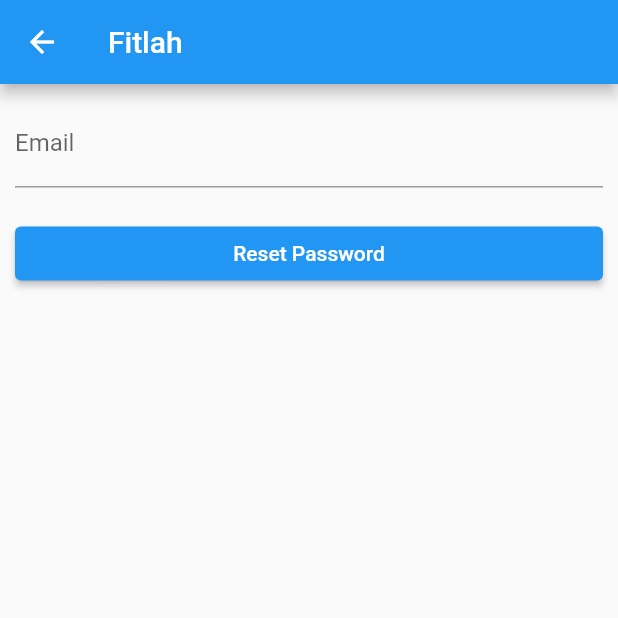
After one commit to shantatei/fitlah, a Flutter app: the LoginSignupScreen screen opened by its route, after a tap on the "arrow forward" icon, after a tap on "LOGIN", after a tap on "Forget Password", on a phone screen of 412 x 824 dp, the top half of it. The commit adds this screen. Run offline on Flutter 3.47's test engine with Material 2 defaults, Android fonts, the light colour scheme and no system bars; our stand-ins replace bottom_navy_bar, cloud_firestore, firebase_auth, firebase_core, firebase_database, fl_chart; accounts and stored records are empty.

Commit message:
added firebase authentication

```diff
--- a/lib/main.dart
+++ b/lib/main.dart
@@ -1,8 +1,11 @@
 import 'package:bottom_navy_bar/bottom_navy_bar.dart';
+import 'package:firebase_auth/firebase_auth.dart';
 import 'package:firebase_core/firebase_core.dart';
 import 'package:fitlah/screens/home.dart';
 import 'package:fitlah/screens/login_signup.dart';
 import 'package:fitlah/screens/profile.dart';
+import 'package:fitlah/screens/reset_password.dart';
+import 'package:fitlah/services/auth_service.dart';
 import 'package:flutter/material.dart';
 
 void main() async {
@@ -12,14 +15,32 @@
 }
 
 class MyApp extends StatelessWidget {
+  AuthService authService = AuthService();
+
   @override
   Widget build(BuildContext context) {
-    return MaterialApp(
-        theme: ThemeData(
-          primarySwatch: Colors.blue,
-        ),
-        home: MainScreen(),
-        debugShowCheckedModeBanner: false);
+    return StreamBuilder<User?>(
+        stream: authService.getAuthUser(),
+        builder: (context, snapshot) {
+          return MaterialApp(
+              theme: ThemeData(
+                primarySwatch: Colors.blue,
+              ),
+              home: snapshot.connectionState == ConnectionState.waiting
+                  ? Center(child: CircularProgressIndicator())
+                  : snapshot.hasData
+                      ? MainScreen()
+                      : LoginSignupScreen(),
+              routes: {
+                LoginSignupScreen.routeName: (_) {
+                  return LoginSignupScreen();
+                },
+                ResetPasswordScreen.routeName: (_) {
+                  return ResetPasswordScreen();
+                },
+              },
+              debugShowCheckedModeBanner: false);
+        });
   }
 }
 
@@ -44,62 +65,84 @@
     super.dispose();
   }
 
+  AuthService authService = AuthService();
+  logOut() {
+    return authService.logOut().then((value) {
+      FocusScope.of(context).unfocus();
+      ScaffoldMessenger.of(context).hideCurrentSnackBar();
+      ScaffoldMessenger.of(context).showSnackBar(SnackBar(
+        content: Text('Logout successfully!'),
+      ));
+    }).catchError((error) {
+      FocusScope.of(context).unfocus();
+      String message = error.toString();
+      ScaffoldMessenger.of(context).hideCurrentSnackBar();
+      ScaffoldMessenger.of(context).showSnackBar(SnackBar(
+        content: Text(message),
+      ));
+    });
+  }
+
   @override
   Widget build(BuildContext context) {
     return Scaffold(
-      // appBar: AppBar(title: Text("Fitlah")),
-      body: LoginSignupScreen(),
-      // body: SizedBox.expand(
-      //   child: PageView(
-      //     controller: _pageController,
-      //     onPageChanged: (index) {
-      //       setState(() => _currentIndex = index);
-      //     },
-      //     children: <Widget>[
-      //       Container(
-      //         child: Home(),
-      //       ),
-      //       Container(
-      //         child: LoginSignupScreen(),
-      //       ),
-      //       Container(
-      //         color: Colors.green,
-      //       ),
-      //       Container(
-      //         child: Profile(),
-      //       ),
-      //     ],
-      //   ),
-      // ),
-      // bottomNavigationBar: BottomNavyBar(
-      //   selectedIndex: _currentIndex,
-      //   onItemSelected: (index) {
-      //     setState(() => _currentIndex = index);
-      //     _pageController.jumpToPage(index);
-      //   },
-      //   items: <BottomNavyBarItem>[
-      //     BottomNavyBarItem(
-      //       title: Text('Home'),
-      //       icon: Icon(Icons.home),
-      //       activeColor: Color.fromARGB(255, 250, 25, 209),
-      //     ),
-      //     BottomNavyBarItem(
-      //       title: Text('Item Two'),
-      //       icon: Icon(Icons.apps),
-      //       activeColor: Colors.red,
-      //     ),
-      //     BottomNavyBarItem(
-      //       title: Text('Item Three'),
-      //       icon: Icon(Icons.chat_bubble),
-      //       activeColor: Colors.green,
-      //     ),
-      //     BottomNavyBarItem(
-      //       title: Text('Profile'),
-      //       icon: Icon(Icons.settings),
-      //       activeColor: Colors.blue,
-      //     ),
-      //   ],
-      // ),
+      appBar: AppBar(
+        title: Text("Fitlah"),
+        actions: [
+          IconButton(onPressed: () => logOut(), icon: Icon(Icons.logout))
+        ],
+      ),
+      body: SizedBox.expand(
+        child: PageView(
+          controller: _pageController,
+          onPageChanged: (index) {
+            setState(() => _currentIndex = index);
+          },
+          children: <Widget>[
+            Container(
+              child: Home(),
+            ),
+            Container(
+              color: Colors.red,
+            ),
+            Container(
+              color: Colors.green,
+            ),
+            Container(
+              child: Profile(),
+            ),
+          ],
+        ),
+      ),
+      bottomNavigationBar: BottomNavyBar(
+        selectedIndex: _currentIndex,
+        onItemSelected: (index) {
+          setState(() => _currentIndex = index);
+          _pageController.jumpToPage(index);
+        },
+        items: <BottomNavyBarItem>[
+          BottomNavyBarItem(
+            title: Text('Home'),
+            icon: Icon(Icons.home),
+            activeColor: Color.fromARGB(255, 250, 25, 209),
+          ),
+          BottomNavyBarItem(
+            title: Text('Item Two'),
+            icon: Icon(Icons.apps),
+            activeColor: Colors.red,
+          ),
+          BottomNavyBarItem(
+            title: Text('Item Three'),
+            icon: Icon(Icons.chat_bubble),
+            activeColor: Colors.green,
+          ),
+          BottomNavyBarItem(
+            title: Text('Profile'),
+            icon: Icon(Icons.settings),
+            activeColor: Colors.blue,
+          ),
+        ],
+      ),
     );
   }
 }
--- a/lib/screens/home.dart
+++ b/lib/screens/home.dart
@@ -1,4 +1,5 @@
 import 'package:fitlah/screens/day-view/day-view.dart';
+import 'package:fitlah/services/auth_service.dart';
 import 'package:flutter/material.dart';
 
 class Home extends StatefulWidget {
@@ -37,6 +38,7 @@
 
   @override
   Widget build(BuildContext context) {
+    AuthService authService = AuthService();
     final ButtonStyle buttonStyle =
         ElevatedButton.styleFrom(textStyle: const TextStyle(fontSize: 20));
 
@@ -44,8 +46,8 @@
         body: new Column(
       children: <Widget>[
         new ListTile(
-            leading: const Icon(Icons.food_bank),
-            title: new Text("Welcome To Calorie Tracker App!",
+            title: new Text(
+                "Hello " + authService.getCurrentUser()!.email! + "!",
                 textAlign: TextAlign.center,
                 style: const TextStyle(fontWeight: FontWeight.bold))),
         new ElevatedButton(
--- a/lib/screens/login_signup.dart
+++ b/lib/screens/login_signup.dart
@@ -1,24 +1,93 @@
+import 'package:fitlah/screens/reset_password.dart';
+import 'package:fitlah/services/auth_service.dart';
 import 'package:fitlah/utils/theme_colors.dart';
 import 'package:flutter/material.dart';
 
 class LoginSignupScreen extends StatefulWidget {
+  static String routeName = '/auth';
   @override
   State<LoginSignupScreen> createState() => _LoginSignupScreenState();
 }
 
 class _LoginSignupScreenState extends State<LoginSignupScreen> {
+  String? email;
+  String? password;
+  String? confirmPassword;
+
+  AuthService authService = AuthService();
   var form = GlobalKey<FormState>();
   bool isMale = true;
   bool isSignupScreen = true;
   bool isRememberMe = false;
 
-  checkFormValid() {
+  // checkFormValid() {
+  //   bool isValid = form.currentState!.validate();
+  //   if (isValid) {
+  //     form.currentState!.save();
+  //     return true;
+  //   }
+  //   return false;
+  // }
+  register() {
     bool isValid = form.currentState!.validate();
+
     if (isValid) {
       form.currentState!.save();
-      return true;
+
+      if (password != confirmPassword) {
+        FocusScope.of(context).unfocus();
+        ScaffoldMessenger.of(context).hideCurrentSnackBar();
+        ScaffoldMessenger.of(context).showSnackBar(SnackBar(
+          content: Text('Password and Confirm Password does not match!'),
+        ));
+      }
+
+      AuthService authService = AuthService();
+
+      return authService.register(email, password).then((value) {
+        FocusScope.of(context).unfocus();
+        ScaffoldMessenger.of(context).hideCurrentSnackBar();
+        ScaffoldMessenger.of(context).showSnackBar(SnackBar(
+          content: Text('User Registered successfully!'),
+        ));
+      }).catchError((error) {
+        FocusScope.of(context).unfocus();
+        String message = error.toString().contains('] ')
+            ? error.toString().split('] ')[1]
+            : 'An error has occurred.';
+        ScaffoldMessenger.of(context).hideCurrentSnackBar();
+        ScaffoldMessenger.of(context).showSnackBar(SnackBar(
+          content: Text(message),
+        ));
+      });
     }
-    return false;
+  }
+
+  login() {
+    bool isValid = form.currentState!.validate();
+
+    if (isValid) {
+      form.currentState!.save();
+
+      AuthService authService = AuthService();
+
+      return authService.login(email, password).then((value) {
+        FocusScope.of(context).unfocus();
+        ScaffoldMessenger.of(context).hideCurrentSnackBar();
+        ScaffoldMessenger.of(context).showSnackBar(SnackBar(
+          content: Text('Login successfully!'),
+        ));
+      }).catchError((error) {
+        FocusScope.of(context).unfocus();
+        String message = error.toString().contains('] ')
+            ? error.toString().split('] ')[1]
+            : 'An error has occurred.';
+        ScaffoldMessenger.of(context).hideCurrentSnackBar();
+        ScaffoldMessenger.of(context).showSnackBar(SnackBar(
+          content: Text(message),
+        ));
+      });
+    }
   }
 
   @override
@@ -190,7 +259,10 @@
             Align(
               alignment: Alignment.centerRight,
               child: TextButton(
-                  onPressed: () {},
+                  onPressed: () {
+                    Navigator.of(context)
+                        .pushNamed(ResetPasswordScreen.routeName);
+                  },
                   child: Text(
                     "Forget Password",
                     style: TextStyle(fontSize: 12, color: Color(textColor1)),
@@ -208,9 +280,10 @@
       child: Form(
         key: form,
         child: Column(children: [
-          buildTextField(Icons.person, "Username", false, false),
+          // buildTextField(Icons.person, "Username", false, false),
           buildTextField(Icons.email, "Email", false, true),
           buildTextField(Icons.lock, "Password", true, false),
+          buildTextField(Icons.lock, "Confirm Password", true, false),
           Padding(
             padding: const EdgeInsets.only(top: 10, left: 10),
             child: Row(
@@ -336,10 +409,10 @@
                         ]),
                     child: IconButton(
                       onPressed: () {
-                        if (checkFormValid()) {
-                          ScaffoldMessenger.of(context).showSnackBar(SnackBar(
-                            content: Text('Validated Successfully'),
-                          ));
+                        if (isSignupScreen) {
+                          register();
+                        } else {
+                          login();
                         }
                       },
                       icon: const Icon(Icons.arrow_forward),
@@ -380,10 +453,38 @@
               borderRadius: BorderRadius.all(Radius.circular(35.0))),
         ),
         validator: (value) {
-          if (value == null || value.isEmpty) {
-            return "Please enter a key ";
+          if (isPassword) {
+            if (value == null || value.isEmpty) {
+              return "Please provide a password ";
+            } else if (value.length < 6)
+              return 'Password must be at least 6 characters.';
+            else
+              return null;
+          } else if (isEmail) {
+            if (value == null || value.isEmpty) {
+              return "Please enter an email address ";
+            } else if (!value.contains('@'))
+              return "Please provide a valid email address.";
+            else
+              return null;
           }
-          return null;
+          // } else {
+          //   if (value == null || value.isEmpty) {
+          //     return "Please provide a password ";
+          //   } else if (value.length < 6)
+          //     return 'Password must be at least 6 characters.';
+          //   else
+          //     return null;
+          // }
+        },
+        onSaved: (value) {
+          if (isPassword) {
+            password = value;
+          } else if (isEmail) {
+            email = value;
+          } else {
+            confirmPassword = value;
+          }
         },
       ),
     );
--- /dev/null
+++ b/lib/screens/reset_password.dart
@@ -0,0 +1,78 @@
+import 'package:fitlah/services/auth_service.dart';
+import 'package:flutter/material.dart';
+
+class ResetPasswordScreen extends StatefulWidget {
+  static String routeName = '/reset-password';
+
+  @override
+  State<ResetPasswordScreen> createState() => _ResetPasswordScreenState();
+}
+
+class _ResetPasswordScreenState extends State<ResetPasswordScreen> {
+  String? email;
+  var form = GlobalKey<FormState>();
+
+  reset() {
+    bool isValid = form.currentState!.validate();
+    if (isValid) {
+      form.currentState!.save();
+      AuthService authService = AuthService();
+      return authService.forgotPassword(email).then((value) {
+        FocusScope.of(context).unfocus();
+        ScaffoldMessenger.of(context).hideCurrentSnackBar();
+        ScaffoldMessenger.of(context).showSnackBar(SnackBar(
+          content: Text('Please check your email for to reset your password!'),
+        ));
+        Navigator.of(context).pop();
+      }).catchError((error) {
+        FocusScope.of(context).unfocus();
+        String message = error.toString();
+        ScaffoldMessenger.of(context).hideCurrentSnackBar();
+        ScaffoldMessenger.of(context).showSnackBar(SnackBar(
+          content: Text(message),
+        ));
+      });
+    }
+  }
+
+  @override
+  Widget build(BuildContext context) {
+    return Scaffold(
+      appBar: AppBar(
+        title: Text('Fitlah'),
+      ),
+      body: Container(
+        padding: EdgeInsets.all(10),
+        child: Form(
+          key: form,
+          child: Column(
+            crossAxisAlignment: CrossAxisAlignment.stretch,
+            children: [
+              TextFormField(
+                decoration: InputDecoration(label: Text('Email')),
+                keyboardType: TextInputType.emailAddress,
+                validator: (value) {
+                  if (value == null)
+                    return "Please provide an email address.";
+                  else if (!value.contains('@'))
+                    return "Please provide a valid email address.";
+                  else
+                    return null;
+                },
+                onSaved: (value) {
+                  email = value;
+                },
+              ),
+              SizedBox(height: 20),
+              ElevatedButton(
+                  onPressed: () {
+                    reset();
+                  },
+                  child: Text('Reset Password')),
+            ],
+          ),
+        ),
+      ),
+    );
+  }
+}
--- a/lib/services/auth_service.dart
+++ b/lib/services/auth_service.dart
@@ -11,6 +11,10 @@
         .signInWithEmailAndPassword(email: email, password: password);
   }
 
+  Future<void> forgotPassword(email) {
+    return FirebaseAuth.instance.sendPasswordResetEmail(email: email);
+  }
+
   Stream<User?> getAuthUser() {
     return FirebaseAuth.instance.authStateChanges();
   }
@@ -18,4 +22,8 @@
   logOut() {
     return FirebaseAuth.instance.signOut();
   }
+
+  User? getCurrentUser() {
+    return FirebaseAuth.instance.currentUser;
+  }
 }
```
Also changed, not shown: images/background.png (deleted).
